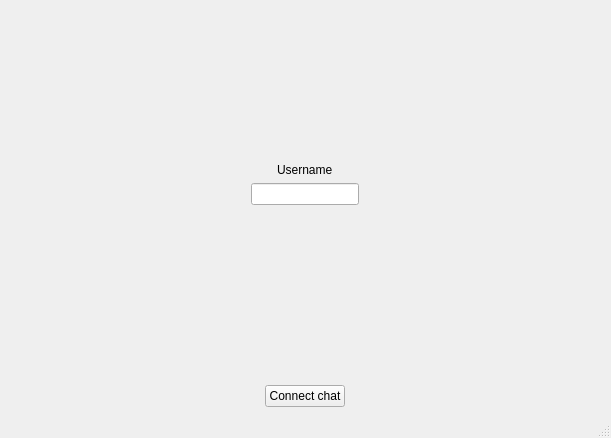
Old version of the form src/Widgets/MainWindow/mainwindow.ui in the repository Re10we/just-chat.
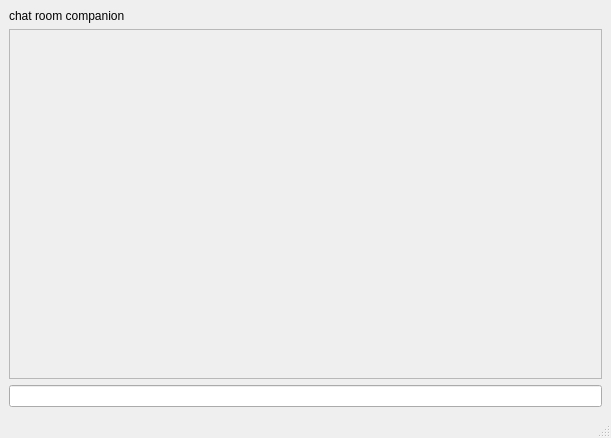
New version of the form. The open tabs and pages were chosen to show the change.

Patch:
```diff
--- a/src/Widgets/MainWindow/mainwindow.ui
+++ b/src/Widgets/MainWindow/mainwindow.ui
@@ -32,7 +32,7 @@
      <height>16777215</height>
     </size>
    </property>
-   <layout class="QHBoxLayout" name="horizontalLayout">
+   <layout class="QVBoxLayout" name="verticalLayout_2">
     <property name="leftMargin">
      <number>0</number>
     </property>
@@ -46,8 +46,11 @@
      <number>0</number>
     </property>
     <item>
-     <widget class="QStackedWidget" name="stackedWidget">
-      <widget class="QWidget" name="connect_page">
+     <widget class="QStackedWidget" name="PagesStacked">
+      <property name="currentIndex">
+       <number>0</number>
+      </property>
+      <widget class="QWidget" name="ConnectPage">
        <layout class="QVBoxLayout" name="verticalLayout">
         <item>
          <spacer name="verticalSpacer_2">
@@ -124,7 +127,27 @@
         </item>
        </layout>
       </widget>
-      <widget class="QWidget" name="register_page"/>
+      <widget class="QWidget" name="ChatPage">
+       <layout class="QVBoxLayout" name="verticalLayout_5">
+        <item>
+         <widget class="QLabel" name="label">
+          <property name="text">
+           <string>chat room companion</string>
+          </property>
+         </widget>
+        </item>
+        <item>
+         <widget class="QTextBrowser" name="ChatBrowser">
+          <property name="enabled">
+           <bool>false</bool>
+          </property>
+         </widget>
+        </item>
+        <item>
+         <widget class="QLineEdit" name="SubmitLine"/>
+        </item>
+       </layout>
+      </widget>
      </widget>
     </item>
    </layout>
```
